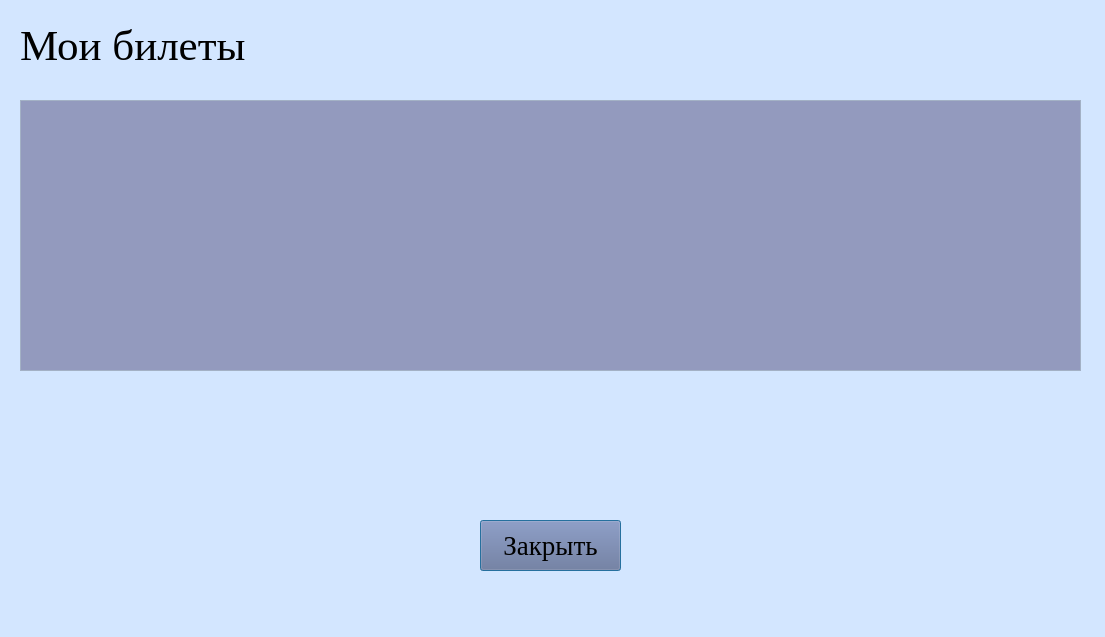
Before: the Qt Designer form basket_view.ui in stepankolchin/TeatrPostgreSQL, drawn with Qt 5.
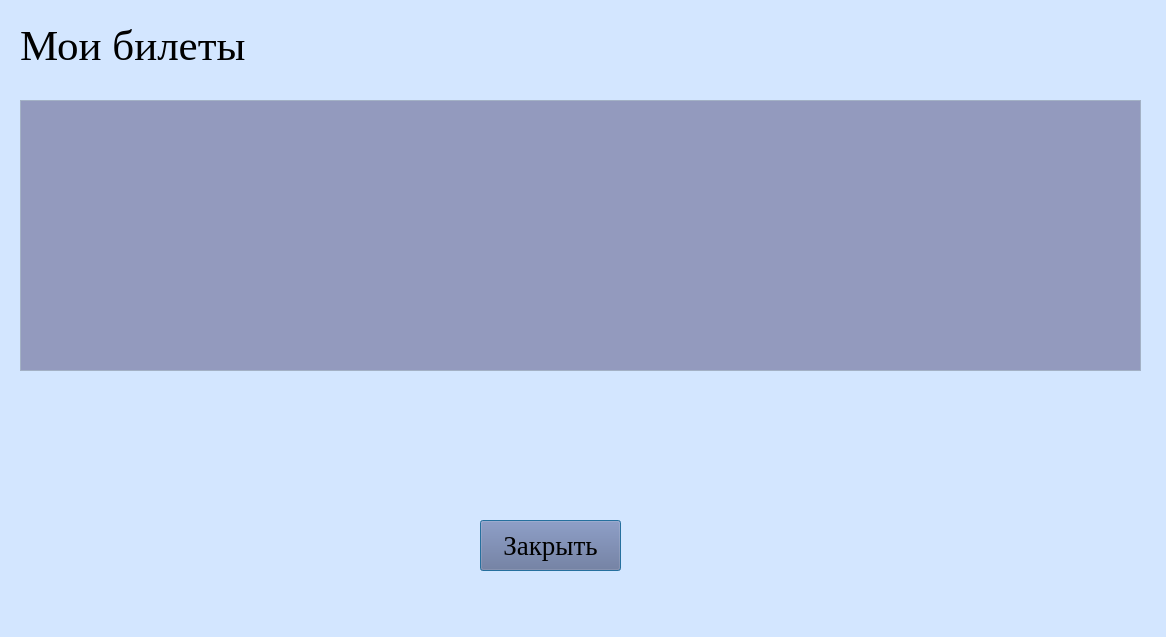
After: the same form once the commit is applied.

Diff of the .ui file:
```diff
--- a/basket_view.ui
+++ b/basket_view.ui
@@ -6,7 +6,7 @@
    <rect>
     <x>0</x>
     <y>0</y>
-    <width>1105</width>
+    <width>1166</width>
     <height>637</height>
    </rect>
   </property>
@@ -88,7 +88,7 @@
     <rect>
      <x>20</x>
      <y>100</y>
-     <width>1061</width>
+     <width>1121</width>
      <height>271</height>
     </rect>
    </property>
@@ -129,6 +129,12 @@
      </disabled>
     </palette>
    </property>
+   <property name="font">
+    <font>
+     <family>Times New Roman</family>
+     <pointsize>16</pointsize>
+    </font>
+   </property>
    <property name="tabKeyNavigation">
     <bool>false</bool>
    </property>
```
